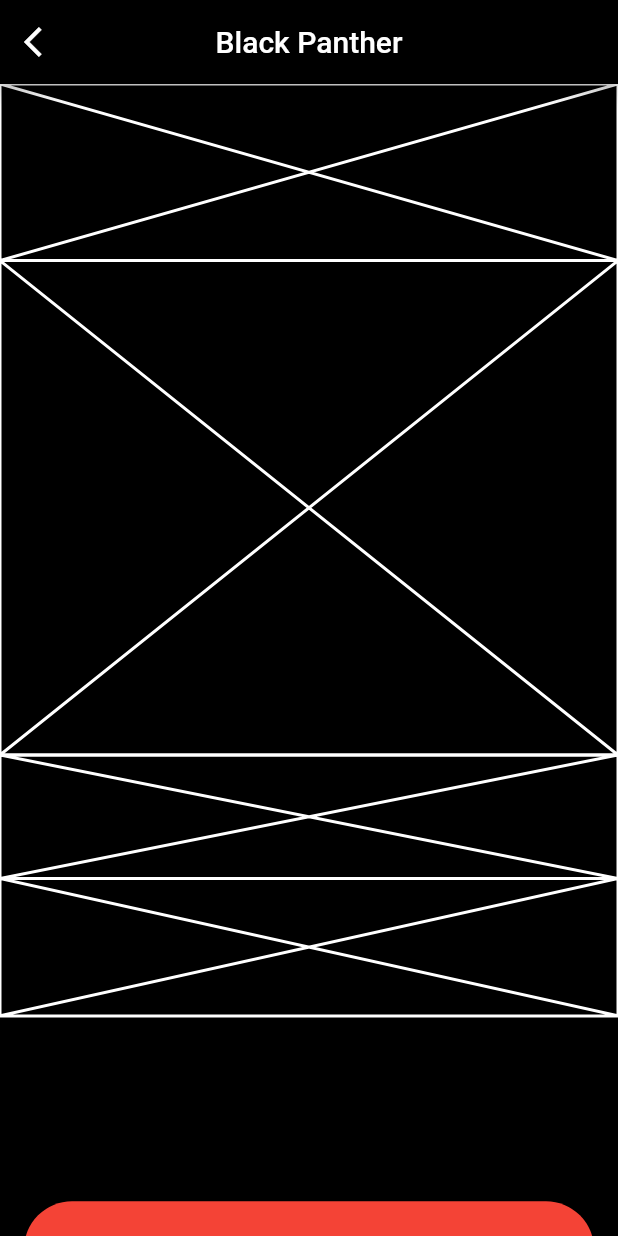
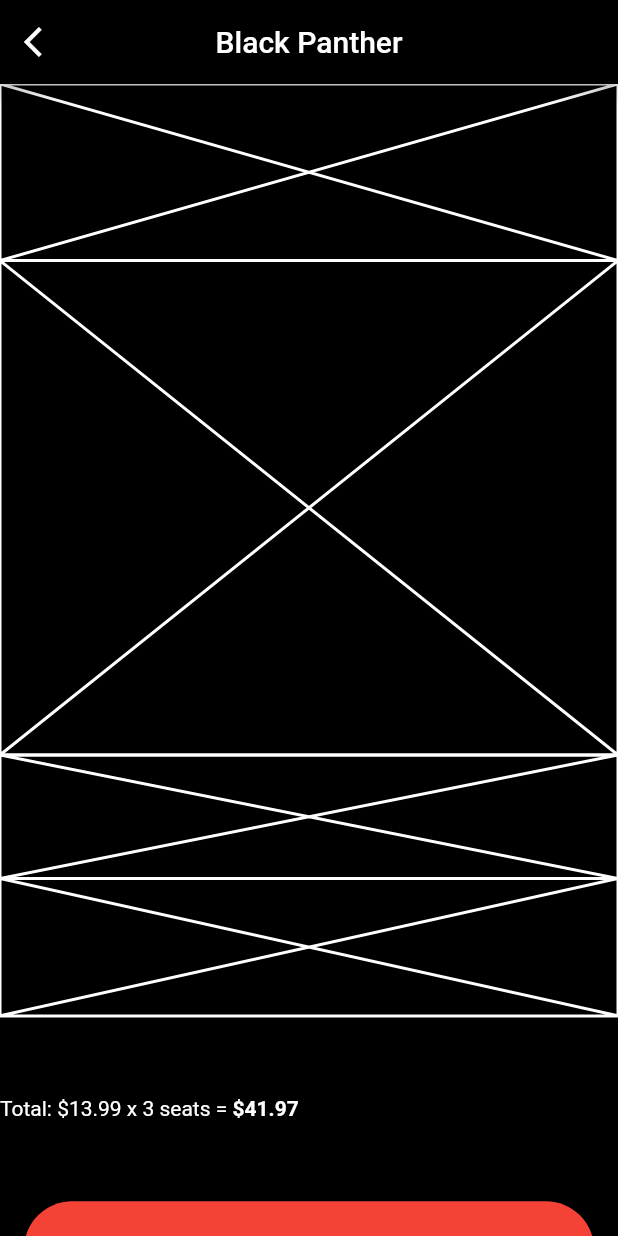
Before and after one commit to JAICHANGPARK/flutter_notebook_8th_story, a Flutter app: the screen it shows after launch, on a phone screen of 412 x 824 dp. Run offline on Flutter 3.47's test engine with Material 2 defaults, Android fonts, the phone set to English and light mode, and no system bars; our stand-ins replace badges, flutter_hooks, google_fonts, hooks_riverpod, state_notifier.

Commit message:
Update cinema_app.dart

```diff
--- a/lib/ep574_cinema_app/cinema_app.dart
+++ b/lib/ep574_cinema_app/cinema_app.dart
@@ -63,8 +63,13 @@ class _ReservePageState extends State<ReservePage> {
               height: MediaQuery.of(context).size.height / 9,
               child: Row(
                 children: [
-                  Text("Total: \$13.99 x 3 seats = "),
-                  Text("\$41.97"),
+                  Text("Total: \$13.99 x 3 seats = ", style: TextStyle(
+                    color: Colors.white
+                  ),),
+                  Text("\$41.97", style: TextStyle(
+                    fontWeight: FontWeight.bold,
+                    color: Colors.white
+                  ),),
                 ],
               ),
             ),
```
